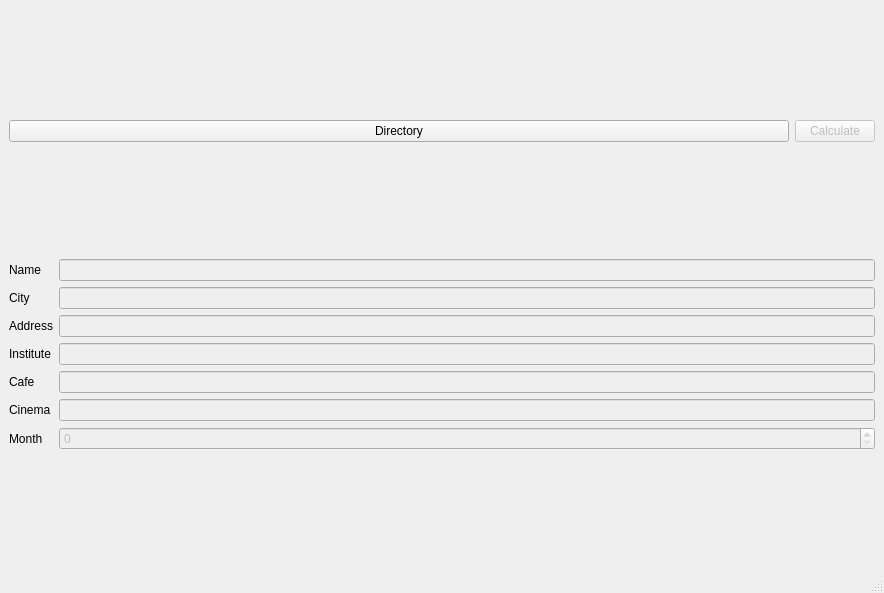
Before: the Qt Designer form mainwindow.ui in kebaboy/Poor-student, drawn with Qt 5.
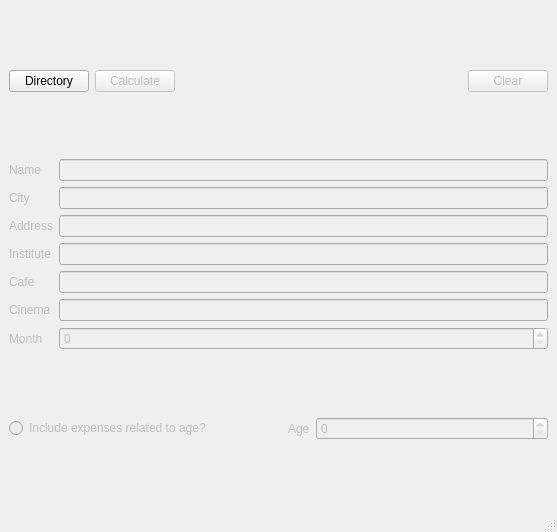
After: the same form once the commit is applied.

Commit message: add expenses related to age and clear button

Diff of the .ui file:
```diff
--- a/mainwindow.ui
+++ b/mainwindow.ui
@@ -6,19 +6,28 @@
    <rect>
     <x>0</x>
     <y>0</y>
-    <width>884</width>
-    <height>593</height>
+    <width>557</width>
+    <height>532</height>
    </rect>
   </property>
+  <property name="sizePolicy">
+   <sizepolicy hsizetype="Preferred" vsizetype="Preferred">
+    <horstretch>0</horstretch>
+    <verstretch>0</verstretch>
+   </sizepolicy>
+  </property>
   <property name="windowTitle">
    <string>MainWindow</string>
   </property>
   <widget class="QWidget" name="centralwidget">
-   <layout class="QGridLayout" name="gridLayout_2">
+   <layout class="QGridLayout" name="gridLayout_4">
     <item row="1" column="0">
      <layout class="QGridLayout" name="gridLayout">
       <item row="0" column="0">
        <widget class="QLabel" name="name">
+        <property name="enabled">
+         <bool>false</bool>
+        </property>
         <property name="text">
          <string>Name</string>
         </property>
@@ -36,13 +45,19 @@
       </item>
       <item row="4" column="0">
        <widget class="QLabel" name="cafe">
+        <property name="enabled">
+         <bool>false</bool>
+        </property>
         <property name="text">
          <string>Cafe</string>
         </property>
        </widget>
       </item>
       <item row="6" column="0">
-       <widget class="QLabel" name="label">
+       <widget class="QLabel" name="month">
+        <property name="enabled">
+         <bool>false</bool>
+        </property>
         <property name="text">
          <string>Month</string>
         </property>
@@ -50,6 +65,9 @@
       </item>
       <item row="2" column="0">
        <widget class="QLabel" name="address">
+        <property name="enabled">
+         <bool>false</bool>
+        </property>
         <property name="text">
          <string>Address</string>
         </property>
@@ -57,6 +75,9 @@
       </item>
       <item row="3" column="0">
        <widget class="QLabel" name="institute">
+        <property name="enabled">
+         <bool>false</bool>
+        </property>
         <property name="text">
          <string>Institute</string>
         </property>
@@ -71,6 +92,9 @@
       </item>
       <item row="5" column="0">
        <widget class="QLabel" name="cinema">
+        <property name="enabled">
+         <bool>false</bool>
+        </property>
         <property name="text">
          <string>Cinema</string>
         </property>
@@ -81,6 +105,12 @@
         <property name="enabled">
          <bool>false</bool>
         </property>
+        <property name="minimum">
+         <number>0</number>
+        </property>
+        <property name="maximum">
+         <number>12</number>
+        </property>
        </widget>
       </item>
       <item row="2" column="1">
@@ -99,6 +129,9 @@
       </item>
       <item row="1" column="0">
        <widget class="QLabel" name="city">
+        <property name="enabled">
+         <bool>false</bool>
+        </property>
         <property name="text">
          <string>City</string>
         </property>
@@ -121,15 +154,21 @@
      </layout>
     </item>
     <item row="0" column="0">
-     <layout class="QHBoxLayout" name="horizontalLayout">
-      <item>
-       <widget class="QPushButton" name="directory">
-        <property name="text">
-         <string>Directory</string>
+     <layout class="QGridLayout" name="gridLayout_2">
+      <item row="0" column="2">
+       <spacer name="horizontalSpacer">
+        <property name="orientation">
+         <enum>Qt::Horizontal</enum>
         </property>
-       </widget>
+        <property name="sizeHint" stdset="0">
+         <size>
+          <width>40</width>
+          <height>20</height>
+         </size>
+        </property>
+       </spacer>
       </item>
-      <item>
+      <item row="0" column="1">
        <widget class="QPushButton" name="calculate">
         <property name="enabled">
          <bool>false</bool>
@@ -145,6 +184,79 @@
         </property>
        </widget>
       </item>
+      <item row="0" column="0">
+       <widget class="QPushButton" name="directory">
+        <property name="text">
+         <string>Directory</string>
+        </property>
+       </widget>
+      </item>
+      <item row="0" column="3">
+       <widget class="QPushButton" name="clear">
+        <property name="enabled">
+         <bool>false</bool>
+        </property>
+        <property name="text">
+         <string>Clear</string>
+        </property>
+       </widget>
+      </item>
+     </layout>
+    </item>
+    <item row="5" column="0">
+     <layout class="QHBoxLayout" name="horizontalLayout">
+      <item>
+       <widget class="QRadioButton" name="radioButton">
+        <property name="enabled">
+         <bool>false</bool>
+        </property>
+        <property name="text">
+         <string>Include expenses related to age?</string>
+        </property>
+       </widget>
+      </item>
+      <item>
+       <spacer name="horizontalSpacer_2">
+        <property name="orientation">
+         <enum>Qt::Horizontal</enum>
+        </property>
+        <property name="sizeType">
+         <enum>QSizePolicy::Fixed</enum>
+        </property>
+        <property name="sizeHint" stdset="0">
+         <size>
+          <width>40</width>
+          <height>20</height>
+         </size>
+        </property>
+       </spacer>
+      </item>
+      <item>
+       <widget class="QLabel" name="age">
+        <property name="enabled">
+         <bool>false</bool>
+        </property>
+        <property name="sizePolicy">
+         <sizepolicy hsizetype="Fixed" vsizetype="Preferred">
+          <horstretch>0</horstretch>
+          <verstretch>0</verstretch>
+         </sizepolicy>
+        </property>
+        <property name="text">
+         <string>Age</string>
+        </property>
+       </widget>
+      </item>
+      <item>
+       <widget class="QSpinBox" name="spinBox_age">
+        <property name="enabled">
+         <bool>false</bool>
+        </property>
+        <property name="maximum">
+         <number>70</number>
+        </property>
+       </widget>
+      </item>
      </layout>
     </item>
    </layout>
```
Left out of the diff: 4 changed lines with no effect on the pictures. The commit also changes 2 other files.
